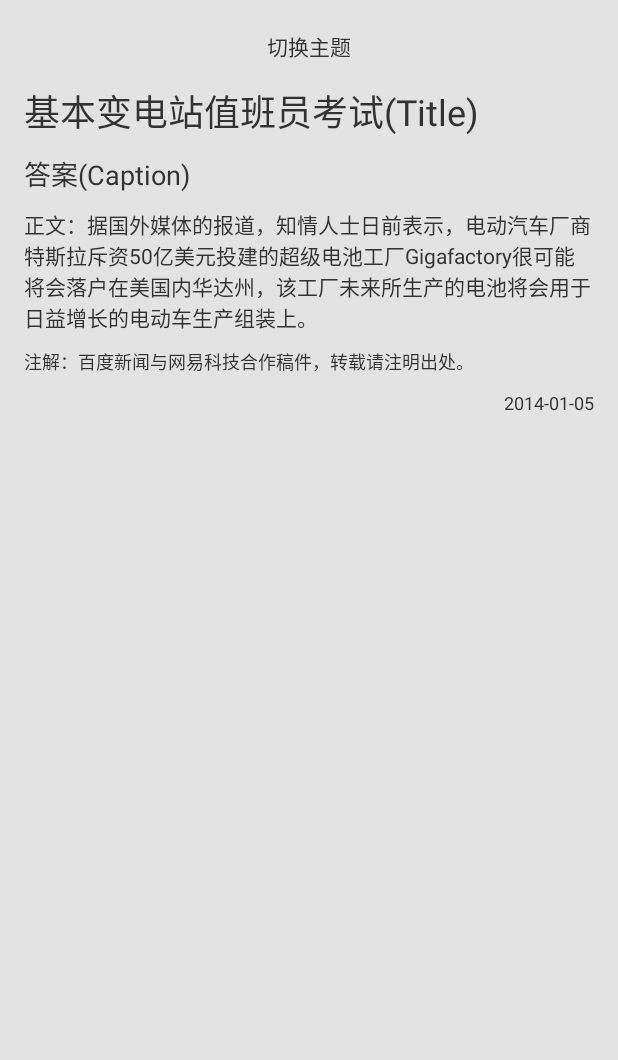
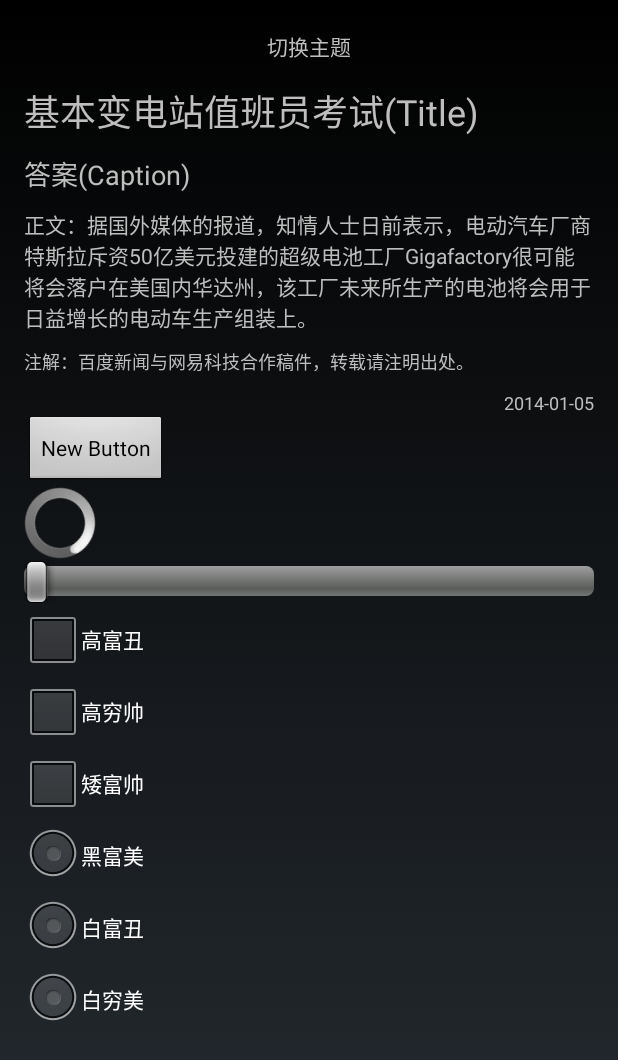
Before and after one commit to ctg168/StyleTest002, an Android app: the screen it shows after launch (MyActivity), on a phone screen of 412 x 824 dp. Shown: the top 1060 px of the screen. Run offline under Robolectric (Android 15) with nearby library versions, the phone set to English and light mode, and no system bars; 1 statement that could not run was skipped.

Commit message:
light & dark theme ok.

```diff
--- a/app/src/main/AndroidManifest.xml
+++ b/app/src/main/AndroidManifest.xml
@@ -6,7 +6,7 @@
         android:allowBackup="true"
         android:icon="@drawable/ic_launcher"
         android:label="@string/app_name"
-        android:theme="@style/JetAppTheme.Light" >
+        android:theme="@style/JetAppTheme.Dark" >
         <activity
             android:name=".MyActivity"
             android:label="@string/app_name" >
--- a/app/src/main/res/layout/fontstyle_example.xml
+++ b/app/src/main/res/layout/fontstyle_example.xml
@@ -26,6 +26,77 @@
             android:layout_height="wrap_content"
             layout="@layout/fontstyle_base" />
 
+        <Button
+            android:layout_width="wrap_content"
+            android:layout_height="wrap_content"
+            android:text="New Button"
+            android:id="@+id/button" />
+
+        <LinearLayout
+            android:orientation="vertical"
+            android:layout_width="fill_parent"
+            android:layout_height="fill_parent">
+
+            <ProgressBar
+                android:layout_width="wrap_content"
+                android:layout_height="wrap_content"
+                android:id="@+id/progressBar" />
+
+            <SeekBar
+                android:layout_width="match_parent"
+                android:layout_height="wrap_content"
+                android:id="@+id/seekBar"
+                android:layout_gravity="center_horizontal" />
+
+            <CheckBox
+                android:layout_width="wrap_content"
+                android:layout_height="wrap_content"
+                android:id="@+id/checkBox2"
+                android:text="高富丑" />
+
+            <CheckBox
+                android:layout_width="wrap_content"
+                android:layout_height="wrap_content"
+                android:id="@+id/checkBox"
+                android:text="高穷帅" />
+
+            <CheckBox
+                android:layout_width="wrap_content"
+                android:layout_height="wrap_content"
+                android:id="@+id/checkBox3"
+                android:text="矮富帅" />
+
+        </LinearLayout>
+
+        <LinearLayout
+            android:orientation="vertical"
+            android:layout_width="fill_parent"
+            android:layout_height="fill_parent">
+
+            <RadioGroup
+                android:layout_width="fill_parent"
+                android:layout_height="fill_parent">
+
+                <RadioButton
+                    android:layout_width="wrap_content"
+                    android:layout_height="wrap_content"
+                    android:text="黑富美"
+                    android:id="@+id/radioButton" />
+
+                <RadioButton
+                    android:layout_width="wrap_content"
+                    android:layout_height="wrap_content"
+                    android:text="白富丑"
+                    android:id="@+id/radioButton2" />
+
+                <RadioButton
+                    android:layout_width="wrap_content"
+                    android:layout_height="wrap_content"
+                    android:text="白穷美"
+                    android:id="@+id/radioButton3" />
+            </RadioGroup>
+        </LinearLayout>
+
 
     </LinearLayout>
 
```
Also changed, not shown: app/build.gradle (+5 -4 lines), app/src/main/res/layout/button_style_example.xml (deleted, +0 -40 lines), app/src/main/res/values/styles.xml (+6 -7 lines), 1 other file.
